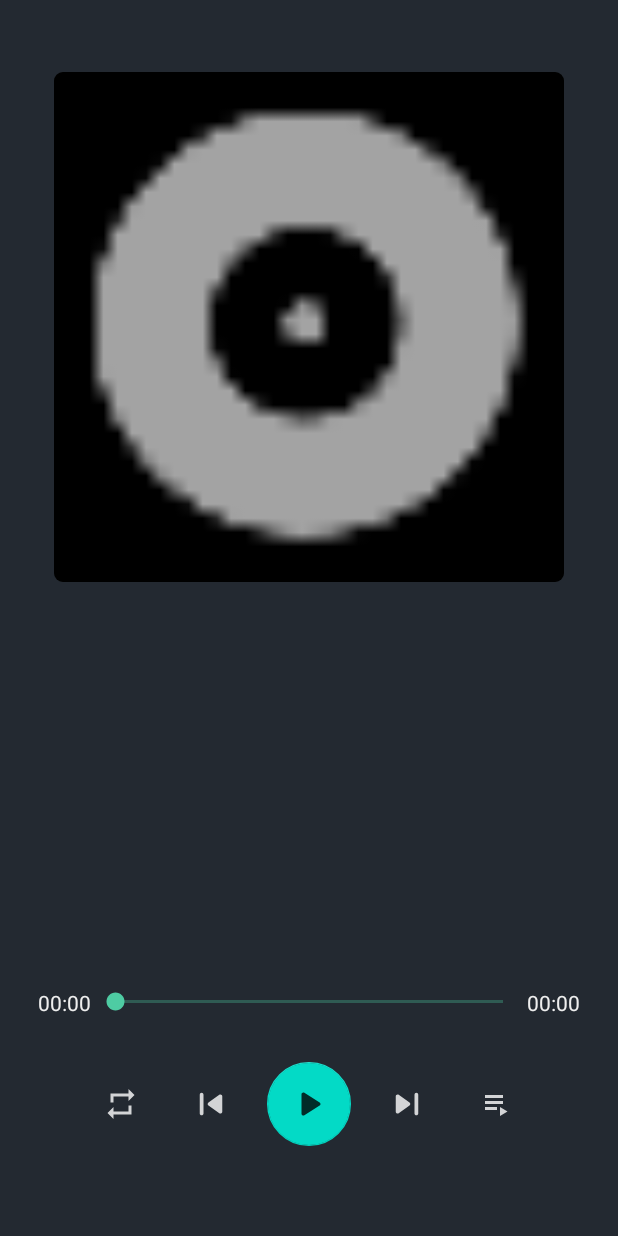
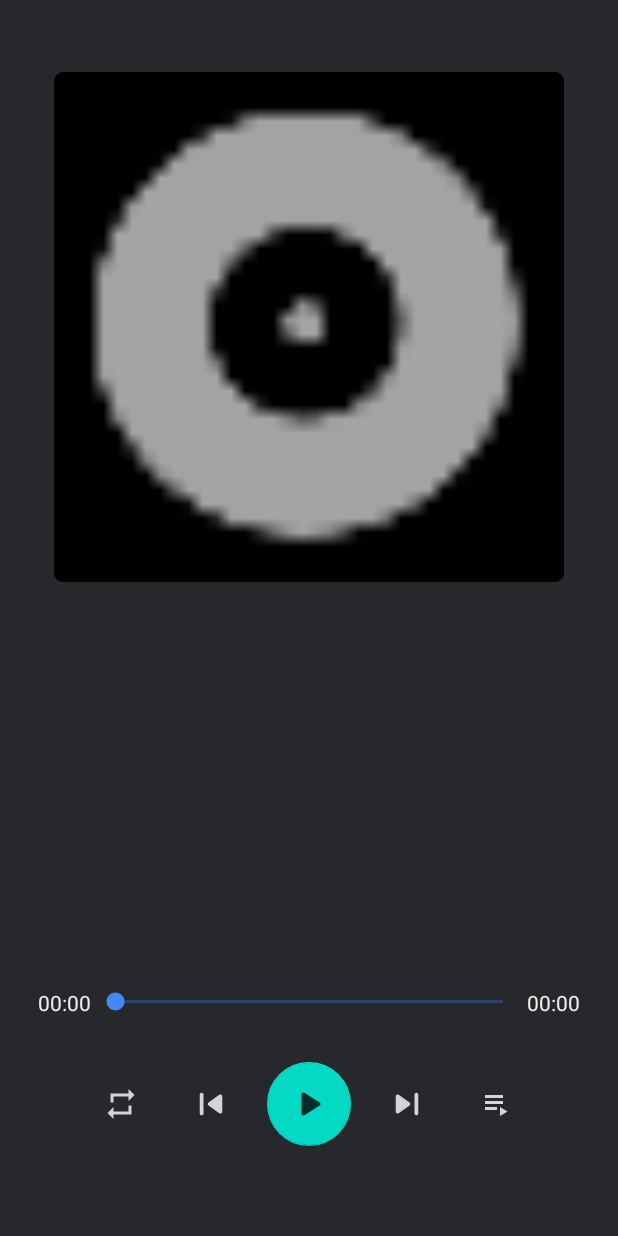
Before and after one commit to mZos/Mz-music-player-app, an Android app: the fragment PlayerFragment shown on its own in the app's theme, on a phone screen of 412 x 824 dp. Run offline under Robolectric (Android 15) with nearby library versions, the light colour scheme and no system bars; 1 statement that could not run was skipped.

Commit message:
color scheme changed
Signed-off-by: Mohammad Zakariya <mohdzakariya272@gmail.com>

```diff
--- a/app/src/main/res/values/colors.xml
+++ b/app/src/main/res/values/colors.xml
@@ -1,8 +1,8 @@
 <?xml version="1.0" encoding="utf-8"?>
 <resources>
-    <color name="colorPrimary">#393e46</color>
-    <color name="colorPrimaryDark">#232931</color>
-    <color name="colorAccent">#4ecca3</color>
-    <color name="holoWhite">#eeeeee</color>
-    <color name="grey">#c1c1c1</color>
+    <color name="colorPrimary">#353941</color>
+    <color name="colorPrimaryDark">#26282b</color>
+    <color name="colorAccent">#4486F4</color>
+    <color name="holoWhite">#EEEEEE</color>
+    <color name="grey">#C1C1C1</color>
 </resources>
```
